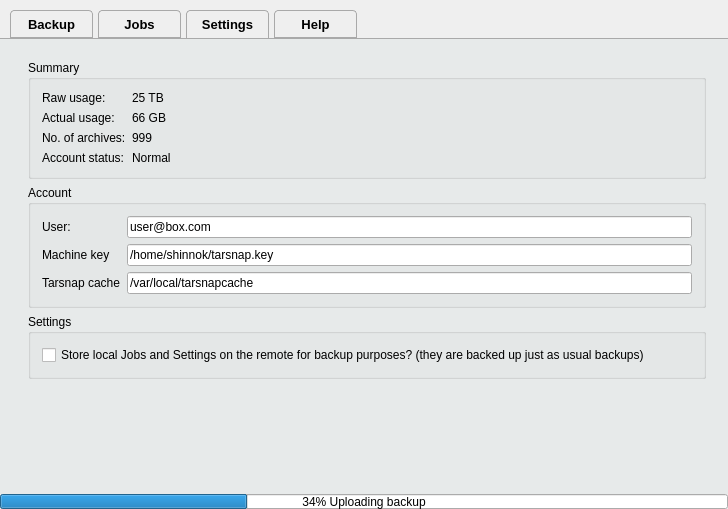
First picture: the form in mainwidget.ui, repository Tarsnap/tarsnap-gui, before the edit.
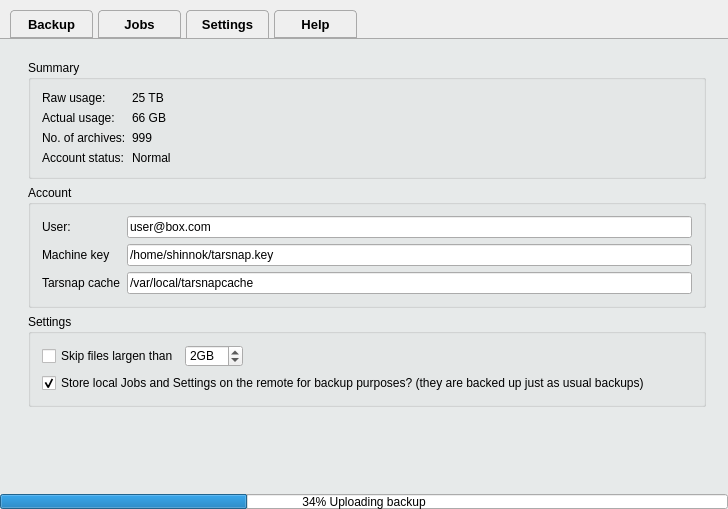
Second picture: the form after the edit. The open tabs and pages were chosen to show the change. Icons and pictures are not drawn.

```diff
--- a/mainwidget.ui
+++ b/mainwidget.ui
@@ -558,14 +558,65 @@
             <property name="title">
              <string>Settings</string>
             </property>
-            <layout class="QFormLayout" name="formLayout_4">
-             <item row="0" column="0">
+            <layout class="QGridLayout" name="gridLayout">
+             <item row="1" column="0" colspan="3">
               <widget class="QCheckBox" name="checkBox">
                <property name="text">
                 <string>Store local Jobs and Settings on the remote for backup purposes? (they are backed up just as usual backups)</string>
                </property>
+               <property name="checked">
+                <bool>true</bool>
+               </property>
               </widget>
              </item>
+             <item row="0" column="0">
+              <widget class="QCheckBox" name="checkBox_3">
+               <property name="sizePolicy">
+                <sizepolicy hsizetype="Maximum" vsizetype="Fixed">
+                 <horstretch>0</horstretch>
+                 <verstretch>0</verstretch>
+                </sizepolicy>
+               </property>
+               <property name="text">
+                <string>Skip files largen than</string>
+               </property>
+               <property name="tristate">
+                <bool>false</bool>
+               </property>
+              </widget>
+             </item>
+             <item row="0" column="1">
+              <widget class="QSpinBox" name="spinBox">
+               <property name="sizePolicy">
+                <sizepolicy hsizetype="Maximum" vsizetype="Fixed">
+                 <horstretch>0</horstretch>
+                 <verstretch>0</verstretch>
+                </sizepolicy>
+               </property>
+               <property name="suffix">
+                <string>GB</string>
+               </property>
+               <property name="value">
+                <number>2</number>
+               </property>
+              </widget>
+             </item>
+             <item row="0" column="2" colspan="2">
+              <spacer name="horizontalSpacer_3">
+               <property name="orientation">
+                <enum>Qt::Horizontal</enum>
+               </property>
+               <property name="sizeType">
+                <enum>QSizePolicy::Minimum</enum>
+               </property>
+               <property name="sizeHint" stdset="0">
+                <size>
+                 <width>40</width>
+                 <height>20</height>
+                </size>
+               </property>
+              </spacer>
+             </item>
             </layout>
            </widget>
           </item>
```
Left out of the diff: 30 changed lines with no effect on the pictures.
